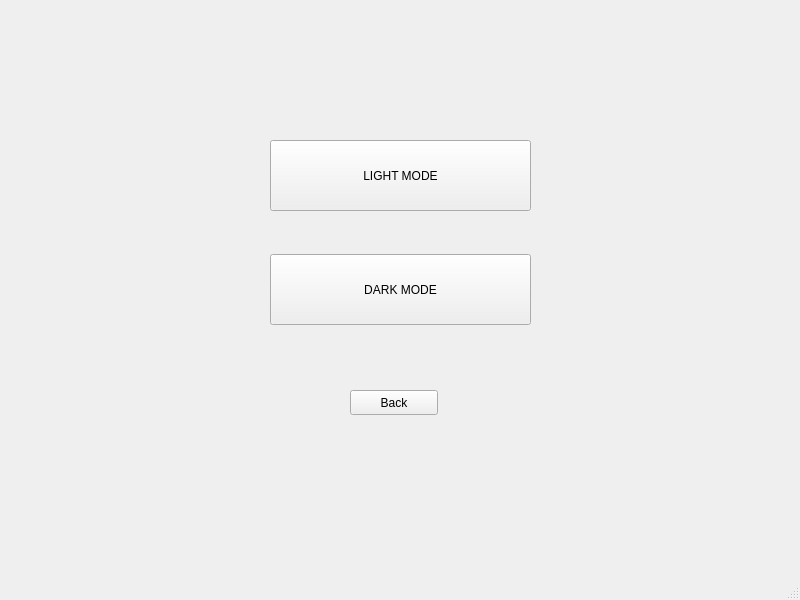
Above: settings.ui from samotny-vouk/PyQT-Project-2024-1courseFEFU- before the change. Below: the same form after it.
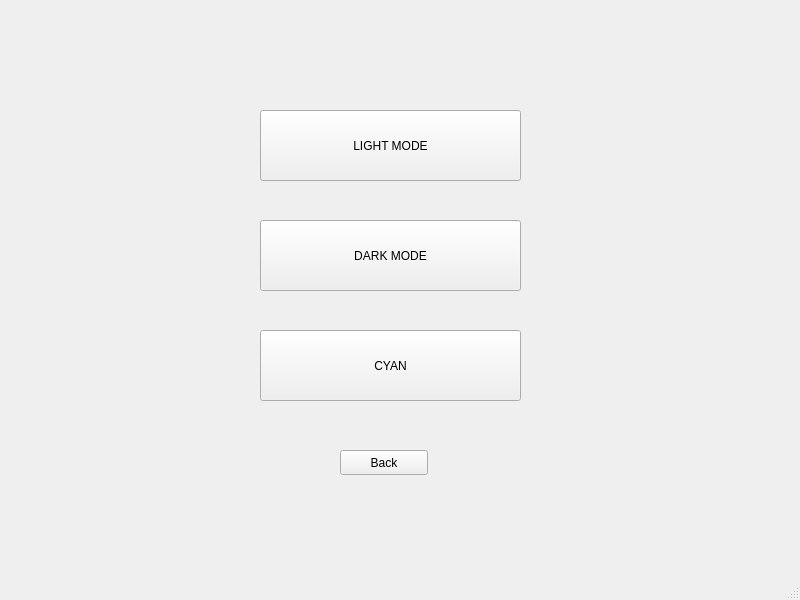
That is the form after the change.

Diff of the .ui file:
```diff
--- a/settings.ui
+++ b/settings.ui
@@ -17,8 +17,8 @@
    <widget class="QPushButton" name="light_mode">
     <property name="geometry">
      <rect>
-      <x>270</x>
-      <y>140</y>
+      <x>260</x>
+      <y>110</y>
       <width>261</width>
       <height>71</height>
      </rect>
@@ -30,8 +30,8 @@
    <widget class="QPushButton" name="dark_mode">
     <property name="geometry">
      <rect>
-      <x>270</x>
-      <y>254</y>
+      <x>260</x>
+      <y>220</y>
       <width>261</width>
       <height>71</height>
      </rect>
@@ -43,8 +43,8 @@
    <widget class="QPushButton" name="back">
     <property name="geometry">
      <rect>
-      <x>350</x>
-      <y>390</y>
+      <x>340</x>
+      <y>450</y>
       <width>88</width>
       <height>25</height>
      </rect>
@@ -53,6 +53,19 @@
      <string>Back</string>
     </property>
    </widget>
+   <widget class="QPushButton" name="default_2">
+    <property name="geometry">
+     <rect>
+      <x>260</x>
+      <y>330</y>
+      <width>261</width>
+      <height>71</height>
+     </rect>
+    </property>
+    <property name="text">
+     <string>CYAN</string>
+    </property>
+   </widget>
   </widget>
   <widget class="QMenuBar" name="menubar">
    <property name="geometry">
```
